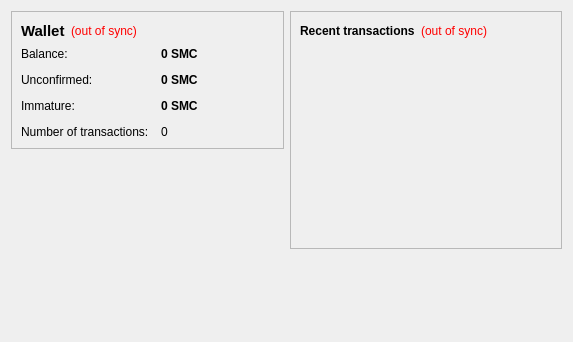
First picture: the form in src/qt/forms/overviewpage.ui, repository pokercoin/pokercoin, before the edit.
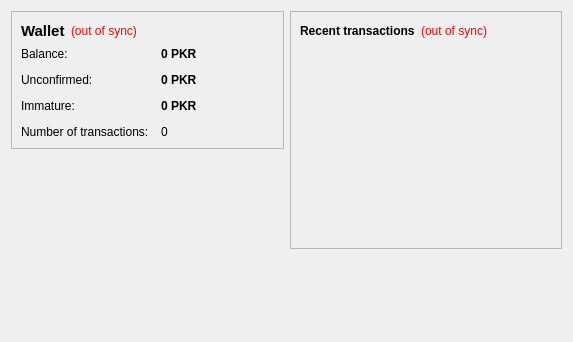
Second picture: the form after the edit.

Patch:
```diff
--- a/src/qt/forms/overviewpage.ui
+++ b/src/qt/forms/overviewpage.ui
@@ -105,7 +105,7 @@
              <string>Your current balance</string>
             </property>
             <property name="text">
-             <string notr="true">0 SMC</string>
+             <string notr="true">0 PKR</string>
             </property>
             <property name="textInteractionFlags">
              <set>Qt::LinksAccessibleByMouse|Qt::TextSelectableByKeyboard|Qt::TextSelectableByMouse</set>
@@ -134,7 +134,7 @@
              <string>Total of transactions that have yet to be confirmed, and do not yet count toward the current balance</string>
             </property>
             <property name="text">
-             <string notr="true">0 SMC</string>
+             <string notr="true">0 PKR</string>
             </property>
             <property name="textInteractionFlags">
              <set>Qt::LinksAccessibleByMouse|Qt::TextSelectableByKeyboard|Qt::TextSelectableByMouse</set>
@@ -177,7 +177,7 @@
              <string>Mined balance that has not yet matured</string>
             </property>
             <property name="text">
-             <string notr="true">0 SMC</string>
+             <string notr="true">0 PKR</string>
             </property>
             <property name="textInteractionFlags">
              <set>Qt::LinksAccessibleByMouse|Qt::TextSelectableByKeyboard|Qt::TextSelectableByMouse</set>
```
Left out of the diff: 4 changed lines with no effect on the pictures.
